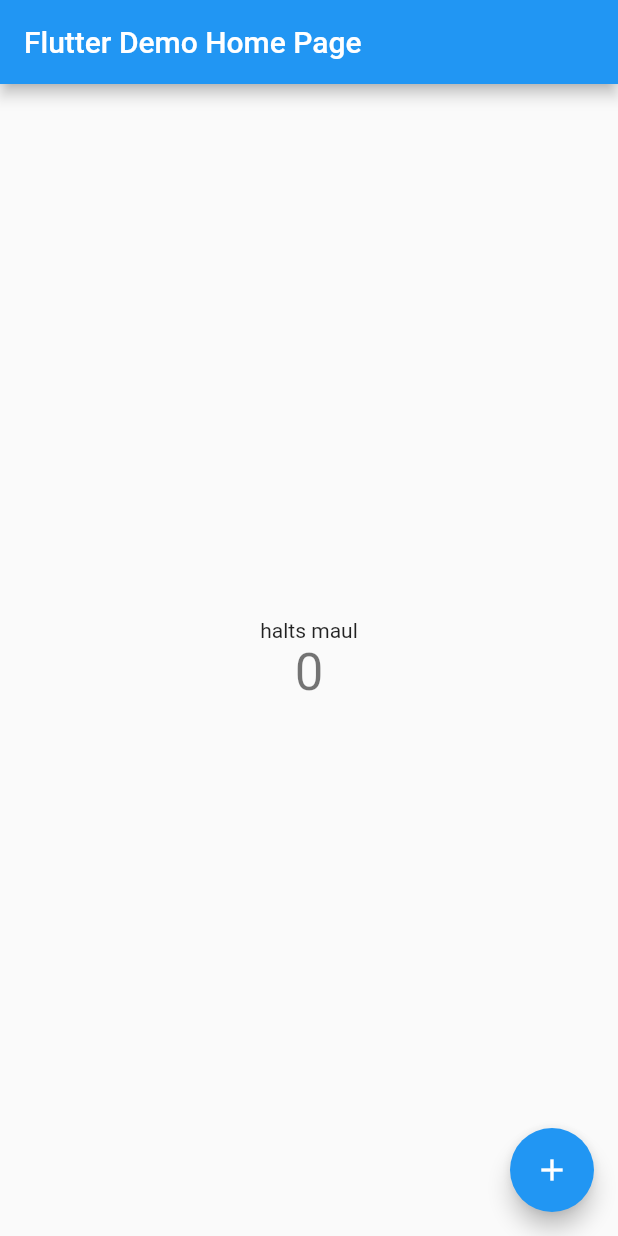
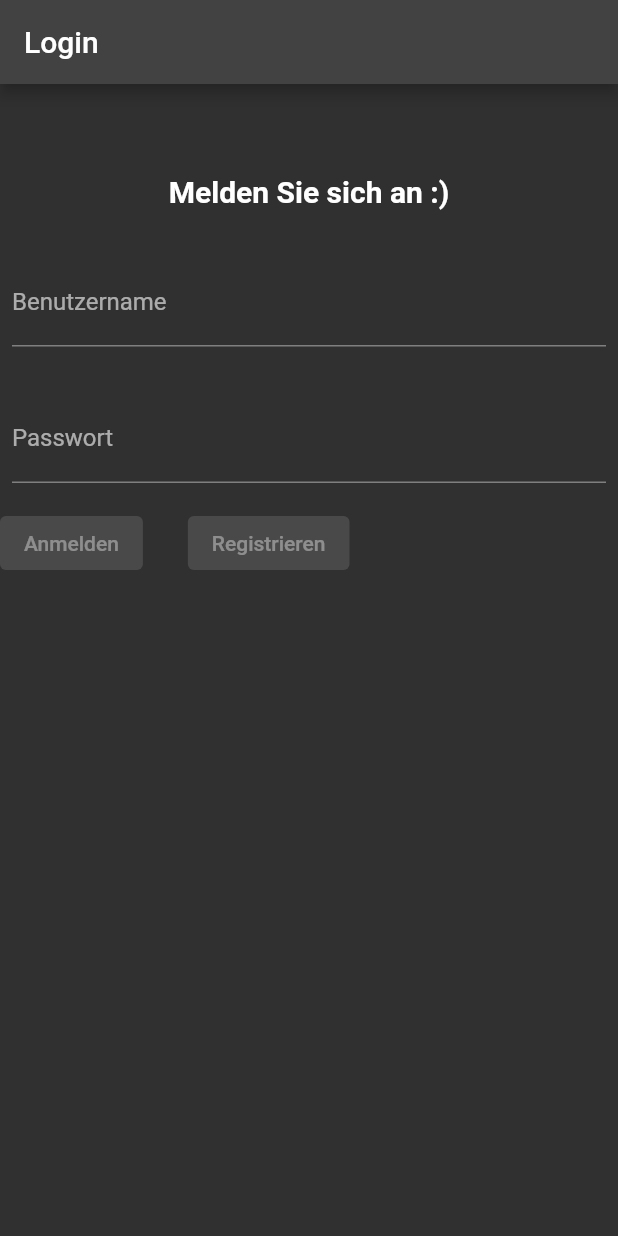
Before and after one commit to luzzisttoll/Passwortmanager, a Flutter app: the screen it shows after launch, on a phone screen of 412 x 824 dp. Run offline on Flutter 3.47's test engine with Material 2 defaults, Android fonts, the phone set to English and light mode, and no system bars.

Commit message:
Login Seite
Anmeldung

```diff
--- a/lib/main.dart
+++ b/lib/main.dart
@@ -1,4 +1,7 @@
+import 'package:flutter/foundation.dart';
 import 'package:flutter/material.dart';
+import 'package:flutter/services.dart';
+
 
 void main() {
   runApp(const MyApp());
@@ -11,35 +14,15 @@ class MyApp extends StatelessWidget {
   @override
   Widget build(BuildContext context) {
     return MaterialApp(
-      title: 'Flutter Demo',
-      theme: ThemeData(
-        // This is the theme of your application.
-        //
-        // Try running your application with "flutter run". You'll see the
-        // application has a blue toolbar. Then, without quitting the app, try
-        // changing the primarySwatch below to Colors.green and then invoke
-        // "hot reload" (press "r" in the console where you ran "flutter run",
-        // or simply save your changes to "hot reload" in a Flutter IDE).
-        // Notice that the counter didn't reset back to zero; the application
-        // is not restarted.
-        primarySwatch: Colors.blue,
-      ),
-      home: const MyHomePage(title: 'Flutter Demo Home Page'),
+      title: 'Passwortmanager',
+      theme: ThemeData.dark(),
+      home: const MyHomePage(title: 'Login'),
     );
   }
 }
 
 class MyHomePage extends StatefulWidget {
   const MyHomePage({Key? key, required this.title}) : super(key: key);
-
-  // This widget is the home page of your application. It is stateful, meaning
-  // that it has a State object (defined below) that contains fields that affect
-  // how it looks.
-
-  // This class is the configuration for the state. It holds the values (in this
-  // case the title) provided by the parent (in this case the App widget) and
-  // used by the build method of the State. Fields in a Widget subclass are
-  // always marked "final".
 
   final String title;
 
@@ -48,68 +31,68 @@ class MyHomePage extends StatefulWidget {
 }
 
 class _MyHomePageState extends State<MyHomePage> {
-  int _counter = 0;
-
-  void _incrementCounter() {
-    setState(() {
-      // This call to setState tells the Flutter framework that something has
-      // changed in this State, which causes it to rerun the build method below
-      // so that the display can reflect the updated values. If we changed
-      // _counter without calling setState(), then the build method would not be
-      // called again, and so nothing would appear to happen.
-      _counter++;
-    });
-  }
 
   @override
   Widget build(BuildContext context) {
-    // This method is rerun every time setState is called, for instance as done
-    // by the _incrementCounter method above.
-    //
-    // The Flutter framework has been optimized to make rerunning build methods
-    // fast, so that you can just rebuild anything that needs updating rather
-    // than having to individually change instances of widgets.
     return Scaffold(
       appBar: AppBar(
-        // Here we take the value from the MyHomePage object that was created by
-        // the App.build method, and use it to set our appbar title.
         title: Text(widget.title),
       ),
       body: Center(
-        // Center is a layout widget. It takes a single child and positions it
-        // in the middle of the parent.
         child: Column(
-          // Column is also a layout widget. It takes a list of children and
-          // arranges them vertically. By default, it sizes itself to fit its
-          // children horizontally, and tries to be as tall as its parent.
-          //
-          // Invoke "debug painting" (press "p" in the console, choose the
-          // "Toggle Debug Paint" action from the Flutter Inspector in Android
-          // Studio, or the "Toggle Debug Paint" command in Visual Studio Code)
-          // to see the wireframe for each widget.
-          //
-          // Column has various properties to control how it sizes itself and
-          // how it positions its children. Here we use mainAxisAlignment to
-          // center the children vertically; the main axis here is the vertical
-          // axis because Columns are vertical (the cross axis would be
-          // horizontal).
-          mainAxisAlignment: MainAxisAlignment.center,
-          children: <Widget>[
-            const Text(
-              'halts maul',
-            ),
-            Text(
-              '$_counter',
-              style: Theme.of(context).textTheme.headline4,
-            ),
+          children: [
+              Column(
+                mainAxisAlignment: MainAxisAlignment.center,
+                children: <Widget>[
+                  const Text(
+                      "Melden Sie sich an :)",
+                      style: TextStyle(
+                          fontWeight: FontWeight.bold, fontSize: 20, height: 5)
+                  ),
+
+                  Padding(
+                    padding: const EdgeInsets.symmetric(
+                        horizontal: 8, vertical: 16),
+                    child: TextFormField(
+                        decoration: const InputDecoration(
+                          border: UnderlineInputBorder(),
+                          labelText: 'Benutzername',
+                        )
+                    ),
+                  ),
+                  Padding(
+                    padding: const EdgeInsets.symmetric(
+                        horizontal: 8, vertical: 16),
+                    child: TextFormField(
+                        decoration: const InputDecoration(
+                          border: UnderlineInputBorder(),
+                          labelText: 'Passwort',
+                        )
+                    ),
+                  ),
+                ],
+              ),
+            Row(
+              crossAxisAlignment: CrossAxisAlignment.center,
+              children: <Widget>[
+                Container(
+                  child: const ElevatedButton(
+                      onPressed: null,
+                      child: Text("Anmelden"),
+                  ),
+                ),
+                const SizedBox(width: 30),
+                Container(
+                  child: const ElevatedButton(
+                      onPressed: null,
+                      child: Text("Registrieren"),
+                  ),
+                ),
+              ],
+            )
           ],
         ),
       ),
-      floatingActionButton: FloatingActionButton(
-        onPressed: _incrementCounter,
-        tooltip: 'Increment',
-        child: const Icon(Icons.add),
-      ), // This trailing comma makes auto-formatting nicer for build methods.
     );
   }
 }
```
